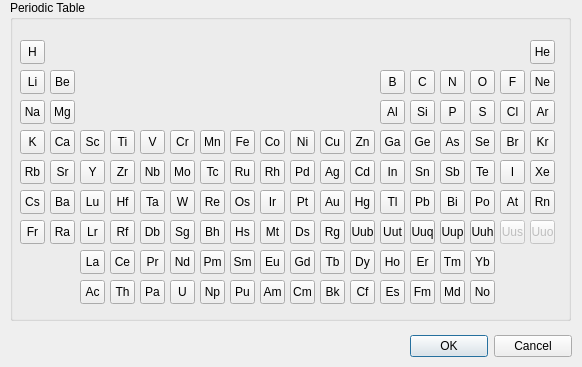
The window that libavogadro/src/tools/periodictabledialog.ui (cryos/avogadro) describes before a commit, drawn with Qt 5.
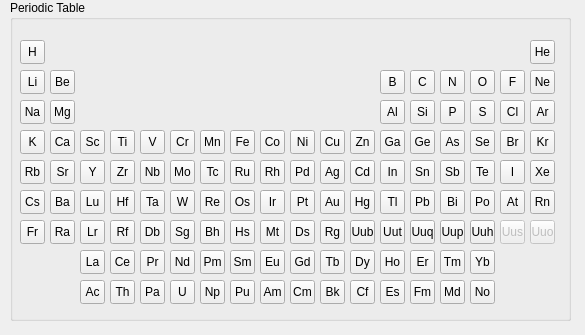
The same window after the commit.

Commit message: Make the periodic table more like a palette -- no "ok" or "cancel" buttons -- can leave it open on the screen while changing elements.

Diff of the .ui file:
```diff
--- a/libavogadro/src/tools/periodictabledialog.ui
+++ b/libavogadro/src/tools/periodictabledialog.ui
@@ -5,29 +5,13 @@
    <rect>
     <x>0</x>
     <y>0</y>
-    <width>582</width>
-    <height>367</height>
+    <width>585</width>
+    <height>335</height>
    </rect>
   </property>
   <property name="windowTitle" >
    <string>Periodic Table</string>
   </property>
-  <widget class="QDialogButtonBox" name="buttonBox" >
-   <property name="geometry" >
-    <rect>
-     <x>410</x>
-     <y>330</y>
-     <width>162</width>
-     <height>32</height>
-    </rect>
-   </property>
-   <property name="orientation" >
-    <enum>Qt::Horizontal</enum>
-   </property>
-   <property name="standardButtons" >
-    <set>QDialogButtonBox::Cancel|QDialogButtonBox::NoButton|QDialogButtonBox::Ok</set>
-   </property>
-  </widget>
   <widget class="QGroupBox" name="groupBox" >
    <property name="geometry" >
     <rect>
```
Left out of the diff: 37 changed lines with no effect on the pictures. The commit also changes 2 other files.
